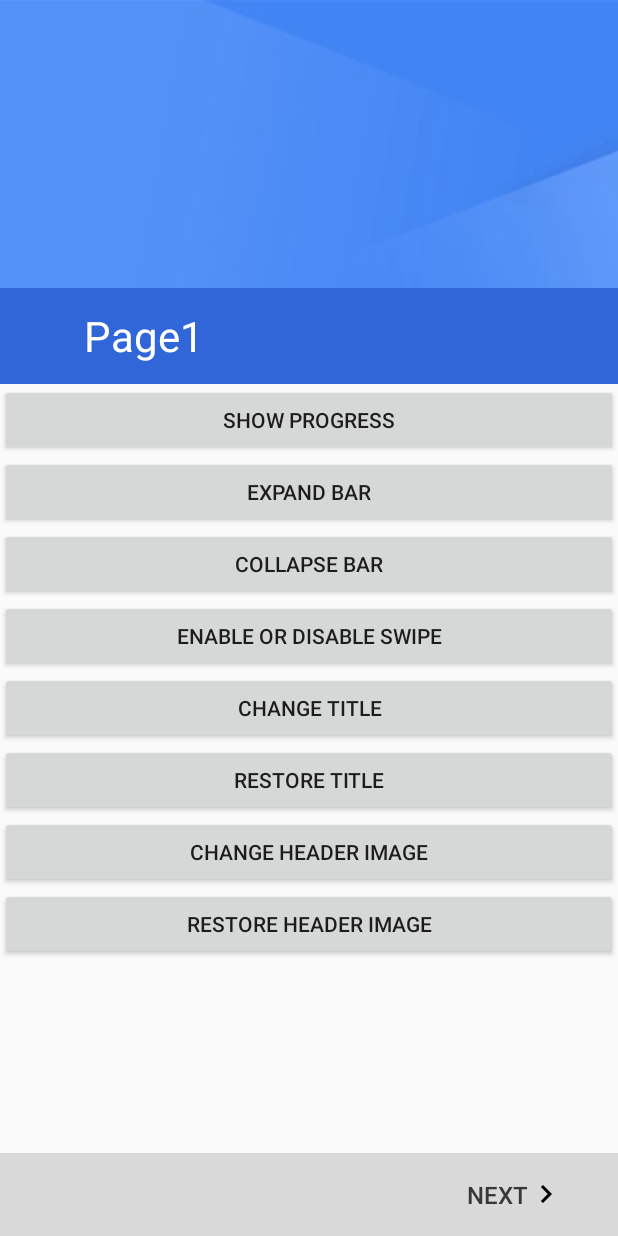
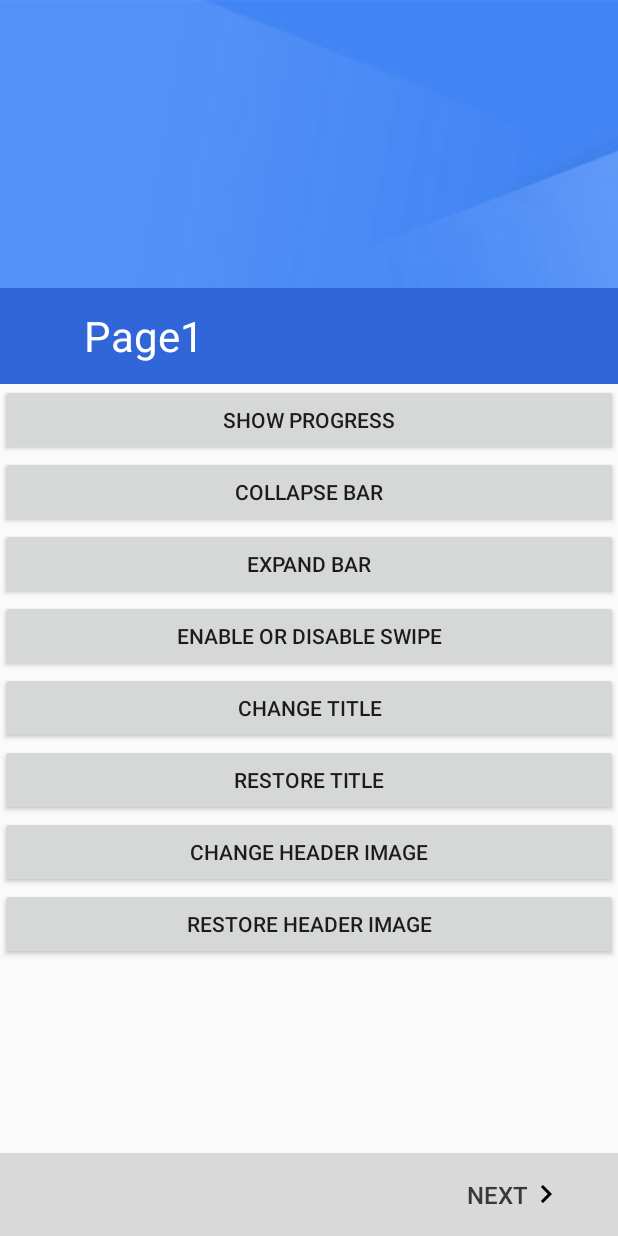
Before and after one commit to TaRGroup/MaterialSetupWizard, an Android app: the screen it shows after launch (Act), on a phone screen of 412 x 824 dp. Run offline under Robolectric (Android 15) with nearby library versions, the phone set to English and light mode, and no system bars.

```diff
--- a/app/src/main/res/layout/page1.xml
+++ b/app/src/main/res/layout/page1.xml
@@ -13,13 +13,13 @@
                 android:layout_width="match_parent"
                 android:layout_height="wrap_content" />
             <Button
-                android:id="@+id/button_expand_app_bar"
-                android:text="EXPAND BAR"
+                android:id="@+id/button_collapse_app_bar"
+                android:text="COLLAPSE BAR"
                 android:layout_width="match_parent"
                 android:layout_height="wrap_content" />
             <Button
-                android:id="@+id/button_collapse_app_bar"
-                android:text="COLLAPSE BAR"
+                android:id="@+id/button_expand_app_bar"
+                android:text="EXPAND BAR"
                 android:layout_width="match_parent"
                 android:layout_height="wrap_content" />
             <Button
--- a/materialwizard/src/main/java/kh/android/materialwizard/WizardActivity.java
+++ b/materialwizard/src/main/java/kh/android/materialwizard/WizardActivity.java
@@ -338,7 +338,6 @@ public abstract class WizardActivity extends AppCompatActivity {
             findViewById(R.id.status).setVisibility(View.GONE);
         }+
         */
-        // TODO: 重写
         LinearLayout layout = (LinearLayout)findViewById(R.id.layout);
         boolean isMarshmallow = Build.VERSION.SDK_INT >= Build.VERSION_CODES.M;
         boolean isKitkat = Build.VERSION.SDK_INT >= Build.VERSION_CODES.KITKAT;
@@ -347,7 +346,7 @@ public abstract class WizardActivity extends AppCompatActivity {
             statusBarHeight = 24;
         else if (isKitkat)
             statusBarHeight = 25;
-        if (expanded) {
+        if (!expanded) {
             mAppBar.removeView(mAppBarText);
             layout.addView(mAppBarText);
             mAppBar.setVisibility(View.GONE);
```
